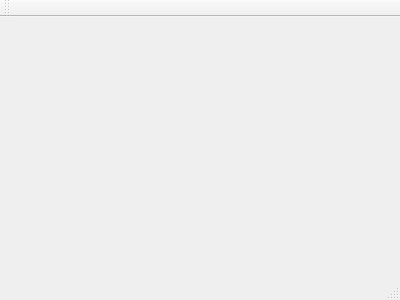
MGCorbin/whiteboard-chat, file sendwindow.ui: the form before one commit.
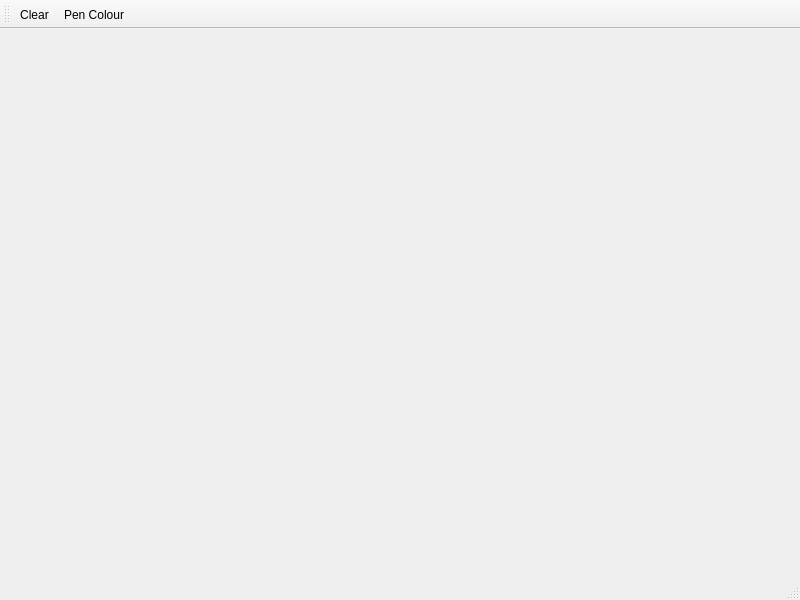
The form after the commit.

Commit message: tool bar added

What changed in the file:
```diff
--- a/sendwindow.ui
+++ b/sendwindow.ui
@@ -1,24 +1,51 @@
 <ui version="4.0">
  <class>Window</class>
- <widget class="QMainWindow" name="Window" >
-  <property name="geometry" >
+ <widget class="QMainWindow" name="Window">
+  <property name="geometry">
    <rect>
     <x>0</x>
     <y>0</y>
-    <width>400</width>
-    <height>300</height>
+    <width>800</width>
+    <height>600</height>
    </rect>
   </property>
   <property name="windowTitle" >
    <string>Window</string>
   </property>
-  <widget class="QMenuBar" name="menuBar" />
-  <widget class="QToolBar" name="mainToolBar" />
-  <widget class="QWidget" name="centralWidget" />
-  <widget class="QStatusBar" name="statusBar" />
+  <widget class="QWidget" name="centralWidget"/>
+  <widget class="QMenuBar" name="menuBar">
+   <property name="geometry">
+    <rect>
+     <x>0</x>
+     <y>0</y>
+     <width>800</width>
+     <height>22</height>
+    </rect>
+   </property>
+  </widget>
+  <widget class="QToolBar" name="mainToolBar">
+   <attribute name="toolBarArea">
+    <enum>TopToolBarArea</enum>
+   </attribute>
+   <attribute name="toolBarBreak">
+    <bool>false</bool>
+   </attribute>
+   <addaction name="actionClear"/>
+   <addaction name="actionPenColour"/>
+  </widget>
+  <widget class="QStatusBar" name="statusBar"/>
+  <action name="actionClear">
+   <property name="text">
+    <string>Clear</string>
+   </property>
+  </action>
+  <action name="actionPenColour">
+   <property name="text">
+    <string>Pen Colour</string>
+   </property>
+  </action>
  </widget>
- <layoutDefault spacing="6" margin="11" />
- <pixmapfunction></pixmapfunction>
+ <layoutdefault spacing="6" margin="11"/>
  <resources/>
  <connections/>
 </ui>
```
Left out of the diff: 3 changed lines with no effect on the pictures.
